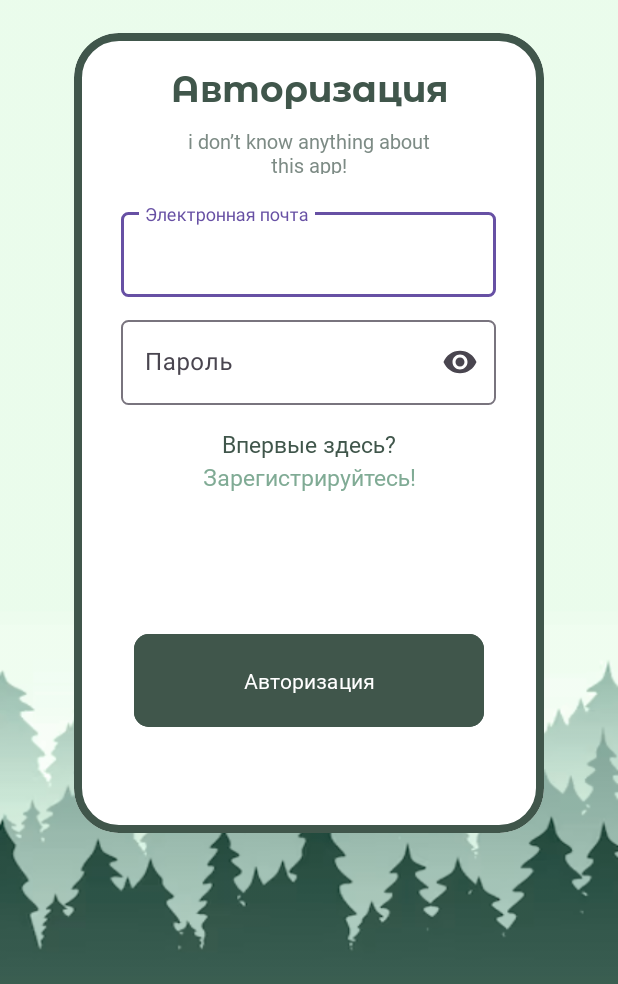
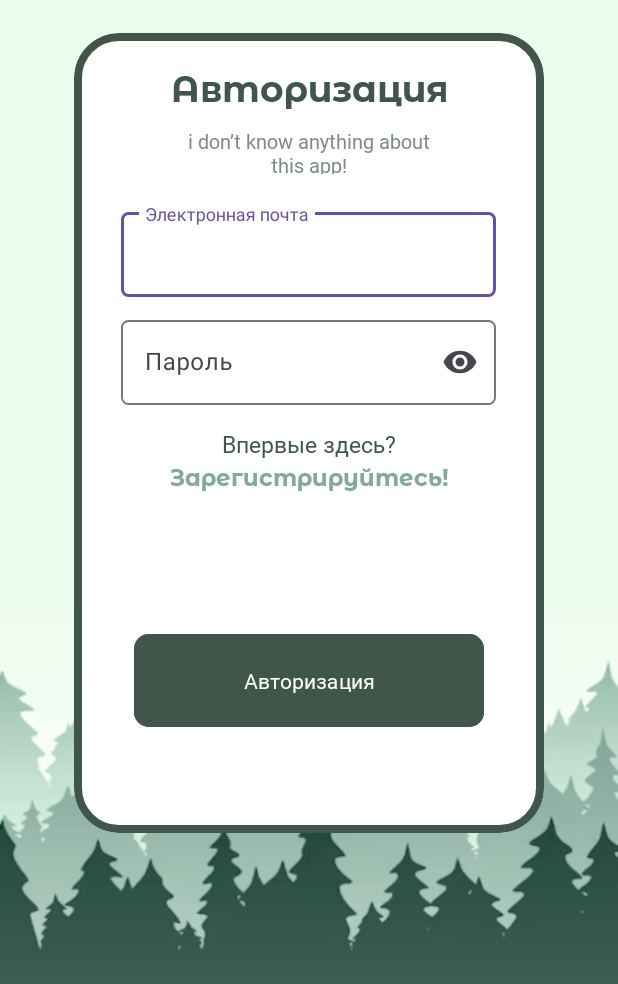
Before and after one commit to Uynya/KupiApp, an Android app: the screen it shows after launch (MainActivity), on a phone screen of 412 x 824 dp, the part 252-1236 px from its top. Run offline under Robolectric (Android 15) with nearby library versions, the phone set to English and light mode, and no system bars.

Commit message:
The Registration design was created, try to make simple transitions

```diff
--- a/app/src/main/AndroidManifest.xml
+++ b/app/src/main/AndroidManifest.xml
@@ -21,6 +21,8 @@
                 <category android:name="android.intent.category.LAUNCHER" />
             </intent-filter>
         </activity>
-    </application>
-
+        <activity
+            android:name=".RegAct"
+            android:exported="true" />
+        </application>
 </manifest>
--- a/app/src/main/java/com/example/kupiapp/MainActivity.java
+++ b/app/src/main/java/com/example/kupiapp/MainActivity.java
@@ -1,6 +1,8 @@
 package com.example.kupiapp;
 
+import android.content.Intent;
 import android.os.Bundle;
+import android.view.View;
 
 import androidx.activity.EdgeToEdge;
 import androidx.appcompat.app.AppCompatActivity;
@@ -13,12 +15,11 @@ public class MainActivity extends AppCompatActivity {
     @Override
     protected void onCreate(Bundle savedInstanceState) {
         super.onCreate(savedInstanceState);
-        EdgeToEdge.enable(this);
-        setContentView(R.layout.activity_main);
-        ViewCompat.setOnApplyWindowInsetsListener(findViewById(R.id.main), (v, insets) -> {
-            Insets systemBars = insets.getInsets(WindowInsetsCompat.Type.systemBars());
-            v.setPadding(systemBars.left, systemBars.top, systemBars.right, systemBars.bottom);
-            return insets;
-        });
+        setContentView(R.layout.auto);
+    }
+
+    public void OnClick(View view) {
+        Intent intent = new Intent(getApplicationContext(), RegAct.class);
+        startActivity(intent);
     }
 }
--- /dev/null
+++ b/app/src/main/res/layout/auto.xml
@@ -0,0 +1,149 @@
+<?xml version="1.0" encoding="utf-8"?>
+<LinearLayout
+    xmlns:android="http://schemas.android.com/apk/res/android"
+    xmlns:app="http://schemas.android.com/apk/res-auto"
+    xmlns:tools="http://schemas.android.com/tools"
+    android:id="@+id/main"
+    android:layout_width="match_parent"
+    android:layout_height="match_parent"
+    tools:context=".MainActivity"
+    android:background="@drawable/main_bg"
+    android:gravity="center"
+    android:orientation="vertical">
+    <LinearLayout
+        android:layout_width="match_parent"
+        android:layout_height="wrap_content"
+        android:orientation="horizontal"
+        android:layout_marginBottom="20dp">
+        <ImageView
+            android:layout_width="70dp"
+            android:layout_height="70dp"
+            android:background="@drawable/logo"
+            android:layout_gravity="left"
+            android:layout_marginLeft="50dp"/>
+        <TextView
+            android:layout_width="wrap_content"
+            android:layout_height="wrap_content"
+            android:text="KupiApp"
+            android:layout_gravity="center"
+            android:layout_marginLeft="10dp"
+            android:textSize="40sp"
+            android:textColor="@color/main"
+            android:fontFamily="@font/swanky"/>
+    </LinearLayout>
+    <FrameLayout
+        android:layout_width="313dp"
+        android:layout_height="533dp"
+        android:layout_gravity="center">
+
+        <com.google.android.material.card.MaterialCardView
+            android:layout_width="match_parent"
+            android:layout_height="match_parent"
+            app:cardCornerRadius="30dp"
+            app:cardBackgroundColor="@color/white"
+            app:strokeColor="@color/main"
+            app:strokeWidth="5dp">
+
+            <LinearLayout
+                android:layout_width="match_parent"
+                android:layout_height="match_parent"
+                android:gravity="center_horizontal"
+                android:orientation="vertical">
+
+                <TextView
+                    android:layout_width="match_parent"
+                    android:layout_height="wrap_content"
+                    android:layout_marginTop="20dp"
+                    android:fontFamily="@font/monbold"
+                    android:gravity="center"
+                    android:text="Авторизация"
+                    android:textColor="@color/main"
+                    android:textSize="24dp" />
+
+                <TextView
+                    android:layout_width="180dp"
+                    android:layout_height="31dp"
+                    android:layout_marginTop="10dp"
+                    android:fontFamily="@font/monreg"
+                    android:text="i don’t know anything about this app!"
+                    android:textAlignment="center"
+                    android:textColor="#7D8B85"
+                    android:textSize="13dp" />
+
+                <com.google.android.material.textfield.TextInputLayout
+                    android:id="@+id/emailAuto"
+                    android:layout_width="250dp"
+                    android:layout_height="wrap_content"
+                    android:layout_marginTop="20dp"
+                    android:hint="Электронная почта"
+                    android:backgroundTint="@color/main"
+                    app:boxCornerRadiusBottomEnd="5dp"
+                    app:boxCornerRadiusBottomStart="5dp"
+                    app:boxCornerRadiusTopEnd="5dp"
+                    app:boxCornerRadiusTopStart="5dp"
+                    app:hintTextAppearance="@style/MyHintStyle">
+
+                    <com.google.android.material.textfield.TextInputEditText
+                        android:id="@+id/emailAutoText"
+                        android:layout_width="match_parent"
+                        android:layout_height="wrap_content" />
+                </com.google.android.material.textfield.TextInputLayout>
+
+                <com.google.android.material.textfield.TextInputLayout
+                    android:id="@+id/passwordAuto"
+                    android:layout_width="250dp"
+                    android:layout_height="wrap_content"
+                    android:layout_marginTop="10dp"
+                    android:hint="Пароль"
+                    android:backgroundTint="@color/main"
+                    app:boxCornerRadiusBottomEnd="5dp"
+                    app:boxCornerRadiusBottomStart="5dp"
+                    app:boxCornerRadiusTopEnd="5dp"
+                    app:boxCornerRadiusTopStart="5dp"
+                    app:endIconMode="password_toggle"
+                    app:hintTextAppearance="@style/MyHintStyle">
+
+                    <com.google.android.material.textfield.TextInputEditText
+                        android:id="@+id/passwordAutoText"
+                        android:layout_width="match_parent"
+                        android:layout_height="wrap_content"
+                        android:imeOptions="actionDone"
+                        android:inputType="textPassword" />
+                </com.google.android.material.textfield.TextInputLayout>
+
+                <TextView
+                    android:layout_width="match_parent"
+                    android:layout_height="wrap_content"
+                    android:layout_marginTop="15dp"
+                    android:fontFamily="@font/monreg"
+                    android:text="Впервые здесь?"
+                    android:textAlignment="center"
+                    android:textColor="@color/main"
+                    android:textSize="15dp" />
+
+                <TextView
+                    android:layout_width="match_parent"
+                    android:layout_height="wrap_content"
+                    android:layout_marginTop="0.5dp"
+                    android:fontFamily="@font/monbold"
+                    android:onClick="OnClick"
+                    android:text="Зарегистрируйтесь!"
+                    android:textAlignment="center"
+                    android:textColor="#80AB95"
+                    android:textSize="15dp"/>
+
+                <com.google.android.material.button.MaterialButton
+                    android:id="@+id/AutoButton"
+                    android:onClick="OnClick"
+                    android:layout_width="match_parent"
+                    android:layout_height="70dp"
+                    android:layout_marginHorizontal="40dp"
+                    android:layout_marginTop="90dp"
+                    app:cornerRadius="10dp"
+                    android:backgroundTint="@color/main"
+                    android:text="Авторизация"
+                    android:fontFamily="@font/monreg"/>
+            </LinearLayout>
+        </com.google.android.material.card.MaterialCardView>
+    </FrameLayout>
+</LinearLayout>
--- a/app/src/main/res/values/colors.xml
+++ b/app/src/main/res/values/colors.xml
@@ -2,4 +2,5 @@
 <resources>
     <color name="black">#FF000000</color>
     <color name="white">#FFFFFFFF</color>
+    <color name="main">#40564B</color>
 </resources>
```
Also changed, not shown: app/src/main/java/com/example/kupiapp/RegAct.java (added, +13 -0 lines), app/src/main/res/layout/main.xml (added, +233 -0 lines), app/src/main/res/layout/reg.xml (renamed from app/src/main/res/layout/activity_main.xml, +64 -23 lines).
